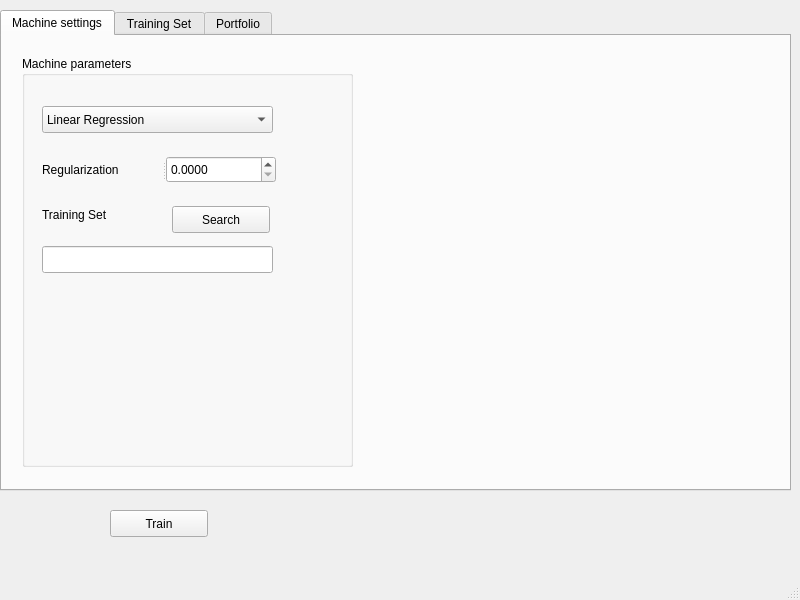
This is MachineBenchMark/UI/Prueba1.ui in aydevosotros/MachineBenchMark as Qt 5 draws it before an edit. The edited form follows.
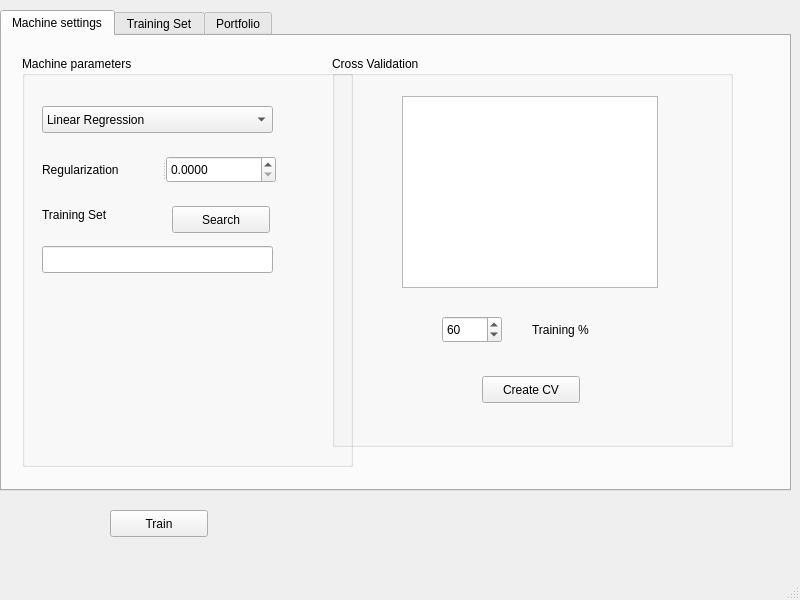
This is the edited form. The open tabs and pages were chosen to show the change. Custom widgets are drawn as their Qt base class.

Commit message: Implementada la generación del cross validation

```diff
--- a/MachineBenchMark/UI/Prueba1.ui
+++ b/MachineBenchMark/UI/Prueba1.ui
@@ -148,6 +148,74 @@
        </widget>
       </widget>
      </widget>
+     <widget class="QGroupBox" name="groupBox_7">
+      <property name="geometry">
+       <rect>
+        <x>330</x>
+        <y>20</y>
+        <width>401</width>
+        <height>391</height>
+       </rect>
+      </property>
+      <property name="title">
+       <string>Cross Validation</string>
+      </property>
+      <widget class="QListWidget" name="labeledFilesWidget">
+       <property name="geometry">
+        <rect>
+         <x>70</x>
+         <y>40</y>
+         <width>256</width>
+         <height>192</height>
+        </rect>
+       </property>
+      </widget>
+      <widget class="QSpinBox" name="crossValidationPercent">
+       <property name="geometry">
+        <rect>
+         <x>110</x>
+         <y>260</y>
+         <width>60</width>
+         <height>27</height>
+        </rect>
+       </property>
+       <property name="minimum">
+        <number>0</number>
+       </property>
+       <property name="maximum">
+        <number>100</number>
+       </property>
+       <property name="value">
+        <number>60</number>
+       </property>
+      </widget>
+      <widget class="QLabel" name="label_5">
+       <property name="geometry">
+        <rect>
+         <x>200</x>
+         <y>260</y>
+         <width>123</width>
+         <height>27</height>
+        </rect>
+       </property>
+       <property name="text">
+        <string>Training %</string>
+       </property>
+      </widget>
+      <widget class="QPushButton" name="crossValidationButton">
+       <property name="geometry">
+        <rect>
+         <x>150</x>
+         <y>320</y>
+         <width>98</width>
+         <height>27</height>
+        </rect>
+       </property>
+       <property name="text">
+        <string>Create CV</string>
+       </property>
+      </widget>
+     </widget>
     </widget>
     <widget class="QWidget" name="tab_2">
      <attribute name="title">
```
Left out of the diff: 2 changed lines with no effect on the pictures. The commit also changes 3 other files.
